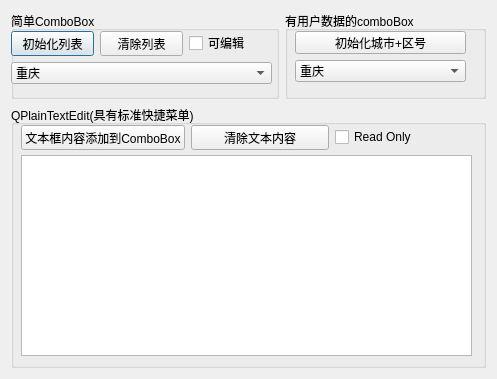
Qt form samp4_6/dialog.ui (wlnetman/Qt59_cpp_dev_guide) before a commit.
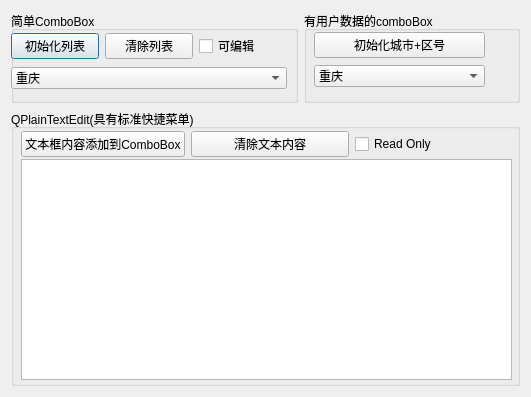
The same form after that commit. Icons and pictures are not drawn.

```diff
--- a/samp4_6/dialog.ui
+++ b/samp4_6/dialog.ui
@@ -6,8 +6,8 @@
    <rect>
     <x>0</x>
     <y>0</y>
-    <width>493</width>
-    <height>379</height>
+    <width>531</width>
+    <height>397</height>
    </rect>
   </property>
   <property name="windowTitle">
@@ -20,20 +20,20 @@
       <widget class="QGroupBox" name="groupBox">
        <property name="minimumSize">
         <size>
-         <width>235</width>
+         <width>250</width>
          <height>0</height>
         </size>
        </property>
        <property name="title">
         <string>简单ComboBox</string>
        </property>
-       <widget class="QWidget" name="">
+       <widget class="QWidget" name="layoutWidget">
         <property name="geometry">
          <rect>
           <x>0</x>
           <y>20</y>
-          <width>261</width>
-          <height>53</height>
+          <width>276</width>
+          <height>61</height>
          </rect>
         </property>
         <layout class="QVBoxLayout" name="verticalLayout">
@@ -55,6 +55,12 @@
            </item>
            <item>
             <widget class="QCheckBox" name="checkBox">
+             <property name="minimumSize">
+              <size>
+               <width>72</width>
+               <height>0</height>
+              </size>
+             </property>
              <property name="text">
               <string>可编辑</string>
              </property>
@@ -84,13 +90,13 @@
        <property name="title">
         <string>有用户数据的comboBox</string>
        </property>
-       <widget class="QWidget" name="">
+       <widget class="QWidget" name="layoutWidget">
         <property name="geometry">
          <rect>
           <x>10</x>
           <y>20</y>
           <width>171</width>
-          <height>51</height>
+          <height>58</height>
          </rect>
         </property>
         <layout class="QVBoxLayout" name="verticalLayout_2">
@@ -137,18 +143,18 @@
        <rect>
         <x>10</x>
         <y>50</y>
-        <width>451</width>
-        <height>201</height>
+        <width>491</width>
+        <height>221</height>
        </rect>
       </property>
      </widget>
-     <widget class="QWidget" name="">
+     <widget class="QWidget" name="layoutWidget">
       <property name="geometry">
        <rect>
         <x>10</x>
         <y>20</y>
-        <width>451</width>
-        <height>25</height>
+        <width>491</width>
+        <height>30</height>
        </rect>
       </property>
       <layout class="QHBoxLayout" name="horizontalLayout_2">
```
Left out of the diff: 39 changed lines with no effect on the pictures.
